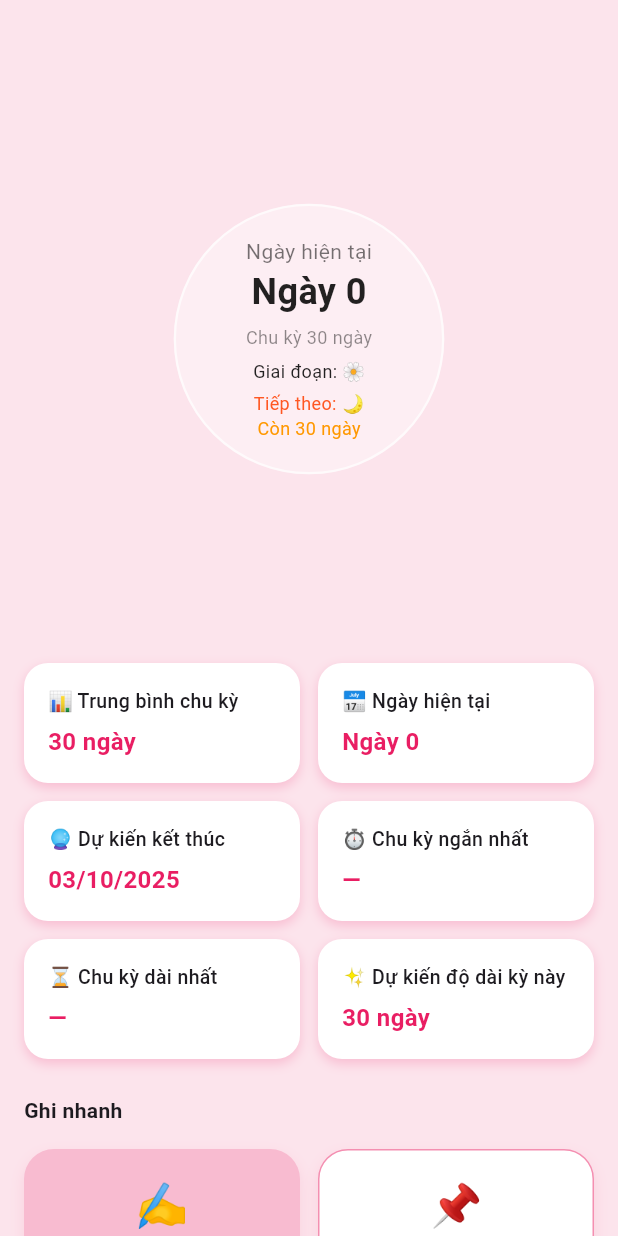
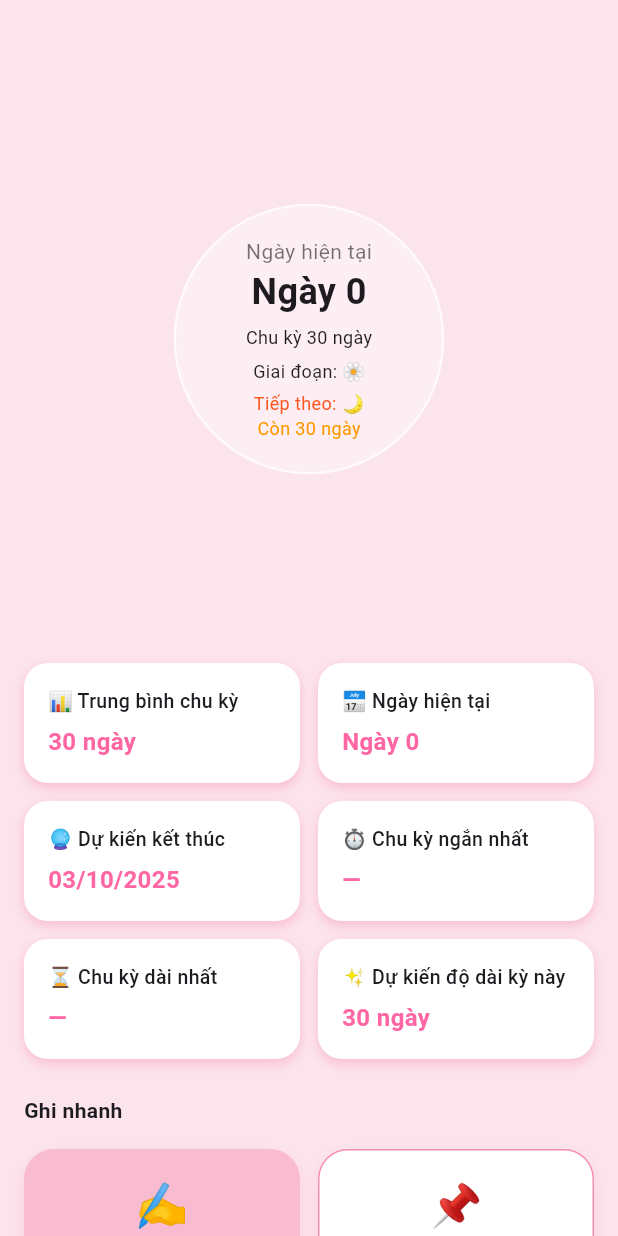
Before and after one commit to lighthouse2403/womenDiary, a Flutter app: the HomeView screen opened directly, on a phone screen of 412 x 824 dp. Run offline on Flutter 3.47's test engine with Material 3 defaults, Android fonts, the phone set to English and light mode, and no system bars; our stand-ins replace bloc, cloud_firestore, device_info_plus, equatable, firebase_core, fl_chart and 13 more; missing offline and left inert: network_info_plus; accounts and stored records are empty.

Commit message:
no message

```diff
--- a/lib/home/home.dart
+++ b/lib/home/home.dart
@@ -9,11 +9,10 @@ import 'package:women_diary/home/bloc/home_event.dart';
 import 'package:women_diary/home/bloc/home_state.dart';
 import 'package:women_diary/home/pretty_cycle_painter.dart';
 import 'package:women_diary/home/quick_action.dart';
+import 'package:women_diary/home/quick_stats.dart';
 import 'package:women_diary/routes/route_name.dart';
 import 'package:women_diary/routes/routes.dart';
 import 'package:women_diary/schedule/schedule_model.dart';
-
-/// Extension để lấy dữ liệu an toàn từ state
 
 class Home extends StatelessWidget {
   const Home({super.key});
@@ -255,22 +254,14 @@ class _HomeViewState extends State<HomeView> with TickerProviderStateMixin {
         mainAxisSize: MainAxisSize.min,
         children: [
           const Text("Ngày hiện tại").text14().customColor(Colors.black54),
-          Text("Ngày $currentDay",
-              style: const TextStyle(
-                fontSize: 24,
-                fontWeight: FontWeight.bold,
-                color: Colors.black87,
-              )),
+          Text("Ngày $currentDay").black87Color().w700().text24(),
           Constants.vSpacer4,
-          Text("Chu kỳ $cycleLength ngày",
-              style: const TextStyle(fontSize: 12, color: Colors.black45)),
+          Text("Chu kỳ $cycleLength ngày").black87Color().text12(),
           Constants.vSpacer6,
           const Text("Giai đoạn: 🌼").text12().black87Color(),
           Constants.vSpacer4,
-          const Text("Tiếp theo: 🌙",
-              style: TextStyle(fontSize: 12, color: Colors.deepOrange)),
-          Text("Còn $daysUntilNext ngày",
-              style: const TextStyle(fontSize: 12, color: Colors.orange)),
+          const Text("Tiếp theo: 🌙").text12().customColor(Colors.deepOrange),
+          Text("Còn $daysUntilNext ngày").text12().customColor(Colors.orange),
         ],
       ),
     );
@@ -310,49 +301,12 @@ class _HomeViewState extends State<HomeView> with TickerProviderStateMixin {
       builder: (context, data) {
         final (currentDay, cycleLength, daysUntilNext) = data;
 
-        final expectedEnd =
-        DateTime.now().add(Duration(days: daysUntilNext));
-        final endStr = DateFormat('dd/MM/yyyy').format(expectedEnd);
-
-        final tiles = <Widget>[
-          _statCard(title: "📊 Trung bình chu kỳ", value: "$cycleLength ngày"),
-          _statCard(title: "📅 Ngày hiện tại", value: "Ngày $currentDay"),
-          _statCard(title: "🔮 Dự kiến kết thúc", value: endStr),
-          _statCard(title: "⏱ Chu kỳ ngắn nhất", value: "—"),
-          _statCard(title: "⏳ Chu kỳ dài nhất", value: "—"),
-          _statCard(title: "✨ Dự kiến độ dài kỳ này", value: "$cycleLength ngày"),
-        ];
-
-        final width = (MediaQuery.of(context).size.width - 16 * 2 - 12) / 2;
-
-        return Wrap(
-          spacing: 12,
-          runSpacing: 12,
-          children: tiles.map((e) => SizedBox(width: width, child: e)).toList(),
+        return QuickStats(
+          currentDay: currentDay,
+          cycleLength: cycleLength,
+          daysUntilNext: daysUntilNext,
         );
       },
-    );
-  }
-
-  Widget _statCard({required String title, required String value}) {
-    return AppCard(
-      child: Column(
-        crossAxisAlignment: CrossAxisAlignment.start,
-        children: [
-          Text(title,
-              style:
-              const TextStyle(fontSize: 13, fontWeight: FontWeight.w500)),
-          const SizedBox(height: 6),
-          Text(
-            value,
-            style: const TextStyle(
-              fontSize: 16,
-              fontWeight: FontWeight.bold,
-              color: Colors.pink,
-            ),
-          ),
-        ],
-      ),
     );
   }
 
--- /dev/null
+++ b/lib/home/quick_stats.dart
@@ -0,0 +1,52 @@
+import 'package:flutter/material.dart';
+import 'package:intl/intl.dart';
+import 'package:women_diary/common/extension/text_extension.dart';
+import 'package:women_diary/home/app_card.dart';
+
+class QuickStats extends StatelessWidget {
+  final int currentDay;
+  final int cycleLength;
+  final int daysUntilNext;
+  QuickStats({
+    required this.currentDay,
+    required this.cycleLength,
+    required this.daysUntilNext
+  });
+
+  @override
+  Widget build(BuildContext context) {
+    final expectedEnd =
+    DateTime.now().add(Duration(days: daysUntilNext));
+    final endStr = DateFormat('dd/MM/yyyy').format(expectedEnd);
+
+    final tiles = <Widget>[
+      _statCard(title: "📊 Trung bình chu kỳ", value: "$cycleLength ngày"),
+      _statCard(title: "📅 Ngày hiện tại", value: "Ngày $currentDay"),
+      _statCard(title: "🔮 Dự kiến kết thúc", value: endStr),
+      _statCard(title: "⏱ Chu kỳ ngắn nhất", value: "—"),
+      _statCard(title: "⏳ Chu kỳ dài nhất", value: "—"),
+      _statCard(title: "✨ Dự kiến độ dài kỳ này", value: "$cycleLength ngày"),
+    ];
+
+    final width = (MediaQuery.of(context).size.width - 16 * 2 - 12) / 2;
+
+    return Wrap(
+      spacing: 12,
+      runSpacing: 12,
+      children: tiles.map((e) => SizedBox(width: width, child: e)).toList(),
+    );;
+  }
+
+  Widget _statCard({required String title, required String value}) {
+    return AppCard(
+      child: Column(
+        crossAxisAlignment: CrossAxisAlignment.start,
+        children: [
+          Text(title).w500().text13(),
+          const SizedBox(height: 6),
+          Text(value).w700().text16().pinkColor(),
+        ],
+      ),
+    );
+  }
+}
```
